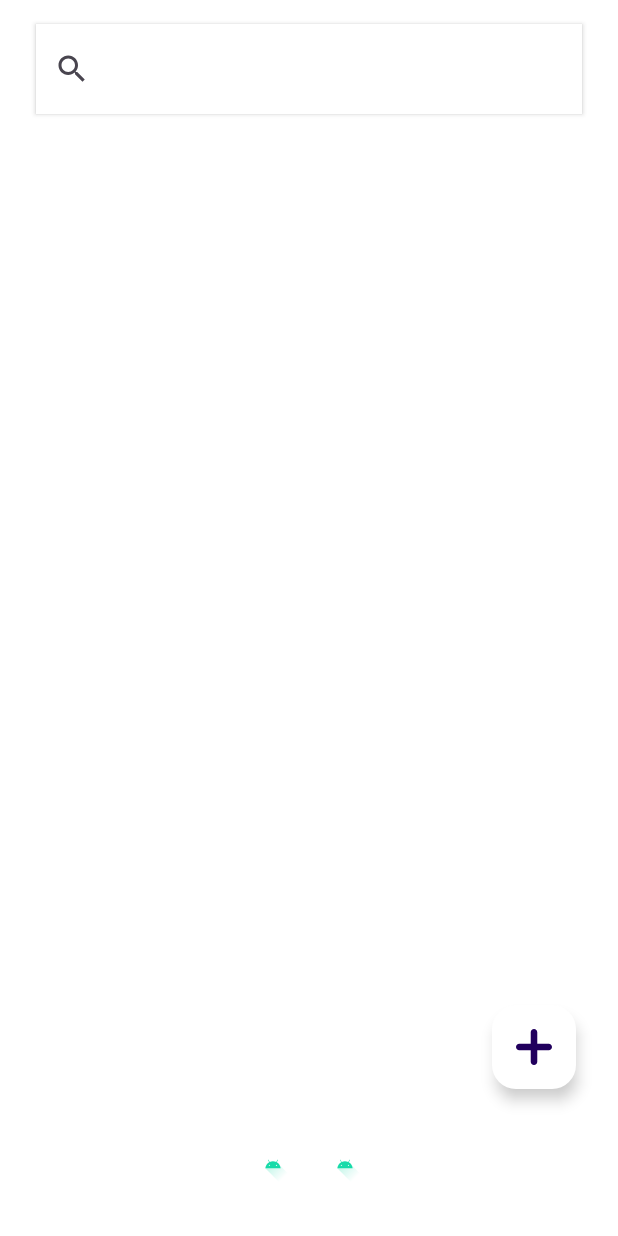
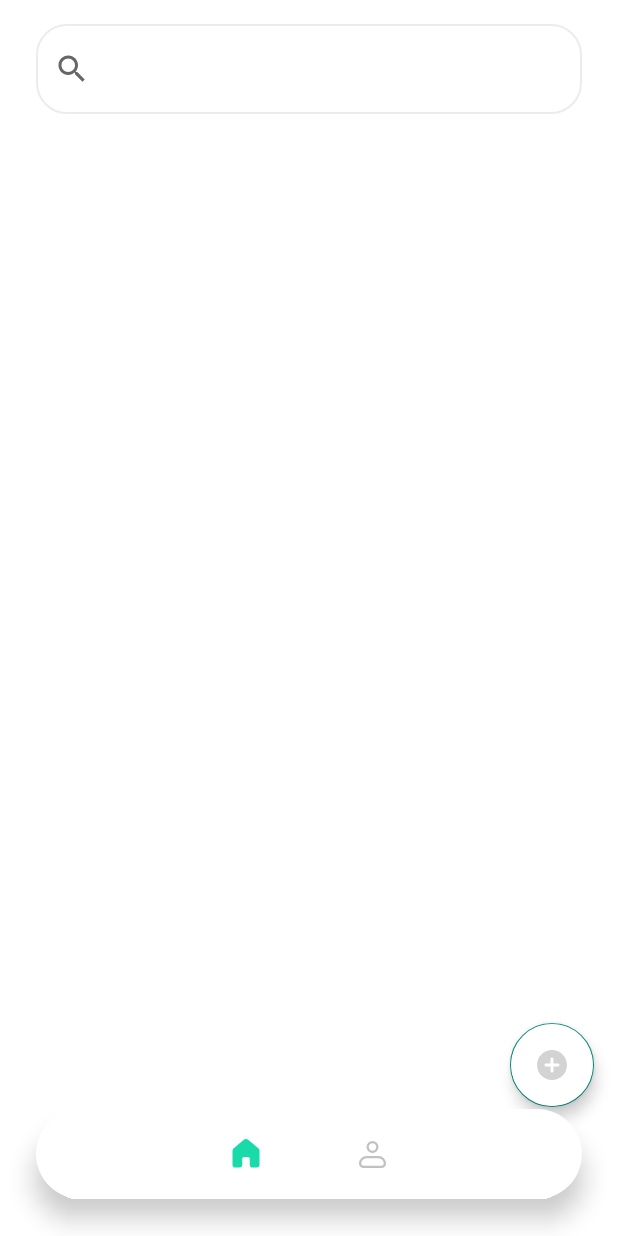
Before and after one commit to Sth-bear/TeamChicken, an Android app: the screen it shows after launch (MainActivity), on a phone screen of 412 x 824 dp. Run offline under Robolectric (Android 15) with nearby library versions, the phone set to English and light mode, and no system bars; our stand-ins replace CircleImageView.

Commit message:
[Feat, Style] 탭레이아웃 아이콘 연결 및 select 설정, 탭 레이아웃 UI 설정

```diff
--- a/app/src/main/java/com/example/teamprojectchicken/activities/MainActivity.kt
+++ b/app/src/main/java/com/example/teamprojectchicken/activities/MainActivity.kt
@@ -1,8 +1,7 @@
 package com.example.teamprojectchicken.activities
 
-import android.graphics.drawable.Drawable
+import android.graphics.PorterDuff
 import android.os.Bundle
-import androidx.activity.OnBackPressedCallback
 import androidx.activity.enableEdgeToEdge
 import androidx.appcompat.app.AppCompatActivity
 import androidx.core.content.ContextCompat
@@ -11,6 +10,7 @@ import androidx.core.view.WindowInsetsCompat
 import com.example.teamprojectchicken.R
 import com.example.teamprojectchicken.adapters.ViewPagerAdapter
 import com.example.teamprojectchicken.databinding.ActivityMainBinding
+import com.google.android.material.tabs.TabLayout
 import com.google.android.material.tabs.TabLayoutMediator
 
 class MainActivity : AppCompatActivity() {
@@ -29,7 +29,24 @@ class MainActivity : AppCompatActivity() {
 
     private fun setViewPager() {
 
+        val unSelected: Int = ContextCompat.getColor(this, R.color.colorUnSelect)
+        val selected: Int = ContextCompat.getColor(this, R.color.colorSelect)
         val tabLayout = binding.tlMainTapLayout
+
+        tabLayout.addOnTabSelectedListener(object : TabLayout.OnTabSelectedListener {
+            override fun onTabSelected(tab: TabLayout.Tab?) {
+                tab?.icon?.setColorFilter(selected, PorterDuff.Mode.SRC_IN)
+            }
+
+            override fun onTabUnselected(tab: TabLayout.Tab?) {
+                tab?.icon?.setColorFilter(unSelected, PorterDuff.Mode.SRC_IN)
+            }
+
+            override fun onTabReselected(tab: TabLayout.Tab?) {
+                // Do nothing
+            }
+        })
+
         val viewPager = binding.vpMain
         val adapter = ViewPagerAdapter(this)
         binding.vpMain.adapter = adapter
@@ -37,14 +54,14 @@ class MainActivity : AppCompatActivity() {
         adapter.addFragment(RootFragment())
         adapter.addFragment(MyPageFragment())
 
-        // 탭레이아웃 아이콘 추가
-        val iconList = ArrayList<Drawable?>()
-        iconList.add(ContextCompat.getDrawable(this, R.drawable.ic_launcher_foreground))
-        iconList.add(ContextCompat.getDrawable(this, R.drawable.ic_launcher_foreground))
+        tabLayout.getTabAt(0)
 
-        // 탭레이아웃과 뷰페이저의 연결
+//         탭레이아웃과 뷰페이저의 연결
         TabLayoutMediator(tabLayout, viewPager) { tab, position ->
-            tab.icon = iconList[position]
+            when (position) {
+                0 -> tab.icon = getDrawable(R.drawable.ic_home)
+                1 -> tab.icon = getDrawable(R.drawable.ic_mine)
+            }
         }.attach()
 
         // 시작 탭
--- a/app/src/main/res/drawable/baseline_add_circle_outline_100.xml
+++ /dev/null
@@ -1,5 +0,0 @@
-<vector xmlns:android="http://schemas.android.com/apk/res/android" android:height="100dp" android:tint="#C4C4C4" android:viewportHeight="24" android:viewportWidth="24" android:width="100dp">
-
-    <path android:fillColor="@android:color/white" android:pathData="M13,7h-2v4L7,11v2h4v4h2v-4h4v-2h-4L13,7zM12,2C6.48,2 2,6.48 2,12s4.48,10 10,10 10,-4.48 10,-10S17.52,2 12,2zM12,20c-4.41,0 -8,-3.59 -8,-8s3.59,-8 8,-8 8,3.59 8,8 -3.59,8 -8,8z"/>
-
-</vector>
--- a/app/src/main/res/drawable/float_fab_shape.xml
+++ b/app/src/main/res/drawable/float_fab_shape.xml
@@ -1,10 +1,10 @@
 <vector xmlns:android="http://schemas.android.com/apk/res/android"
-    android:width="24dp"
-    android:height="24dp"
+    android:width="30dp"
+    android:height="30dp"
     android:viewportWidth="24.0"
     android:viewportHeight="24.0">
 
 <path
-android:fillColor="@color/mainColor"
+android:fillColor="#D3D3D3"
 android:pathData="M12,2c-5.52,0 -10,4.48 -10,10s4.48,10 10,10s10,-4.48 10,-10s-4.48,-10 -10,-10zM16,13h-3v3c0,0.55 -0.45,1 -1,1s-1,-0.45 -1,-1v-3H8c-0.55,0 -1,-0.45 -1,-1s0.45,-1 1,-1h3V8c0,-0.55 0.45,-1 1,-1s1,0.45 1,1v3h3c0.55,0 1,0.45 1,1s-0.45,1 -1,1z"/>
     </vector>
--- /dev/null
+++ b/app/src/main/res/drawable/sv_search_radius.xml
@@ -0,0 +1,13 @@
+<?xml version="1.0" encoding="utf-8"?>
+<shape xmlns:android="http://schemas.android.com/apk/res/android"
+    android:shape="rectangle">
+    <corners android:radius="20dp"/>
+    <stroke android:width="1dp"
+        android:color="#ECECEC"/>
+<!--    <gradient-->
+<!--        android:startColor="#2A91F9E5"-->
+<!--        android:centerColor="#4076F7BF"-->
+<!--        android:endColor="#515FDD9D"-->
+<!--        android:angle="0"/>-->
+
+</shape>
--- /dev/null
+++ b/app/src/main/res/drawable/tablayout_menu_select.xml
@@ -0,0 +1,8 @@
+<?xml version="1.0" encoding="utf-8"?>
+<shape xmlns:android="http://schemas.android.com/apk/res/android"
+    android:shape="oval">
+    <solid android:color="@color/mainColor"/>
+    <size
+        android:width="12dp"
+        android:height="12dp"/>
+</shape>
--- a/app/src/main/res/drawable/tap_layout_radius.xml
+++ b/app/src/main/res/drawable/tablayout_radius.xml
@@ -1,6 +1,7 @@
 <?xml version="1.0" encoding="utf-8"?>
 <shape xmlns:android="http://schemas.android.com/apk/res/android"
     android:shape="rectangle">
-    <corners android:radius="18dp"/>
+    <corners android:radius="40dp"/>
+    <solid android:color="@color/white"/>
 
 </shape>
--- a/app/src/main/res/drawable/tap_layout_menu_select.xml
+++ /dev/null
@@ -1,7 +0,0 @@
-<?xml version="1.0" encoding="utf-8"?>
-<selector xmlns:android="http://schemas.android.com/apk/res/android">
-<!--선택 되었을 때 색-->
-    <item android:color="@color/mainColor" android:state_selected="true"/>
-<!--선택 되지 않았을 때 색-->
-    <item android:color="#858585"/>
-</selector>
--- a/app/src/main/res/layout/activity_main.xml
+++ b/app/src/main/res/layout/activity_main.xml
@@ -22,21 +22,22 @@
     <com.google.android.material.tabs.TabLayout
         android:id="@+id/tl_main_tapLayout"
         android:layout_width="match_parent"
-        android:layout_height="0dp"
+        android:layout_height="60dp"
         android:layout_marginStart="24dp"
         android:layout_marginEnd="24dp"
-        android:layout_marginBottom="24dp"
+        android:layout_marginBottom="40dp"
         app:layout_constraintBottom_toBottomOf="parent"
         app:layout_constraintEnd_toEndOf="parent"
         app:layout_constraintStart_toStartOf="parent"
         app:layout_constraintTop_toBottomOf="@+id/vp_main"
-        android:background="@drawable/tap_layout_radius"
+        android:background="@drawable/tablayout_radius"
         app:tabGravity="center"
-        app:tabIconTint="@color/mainColor"
-        app:tabIndicatorColor="@color/white"
-        app:tabIndicatorFullWidth="true"
-        app:tabBackground="@drawable/tap_layout_radius"
-        app:tabIndicatorHeight="1dp"
+        app:tabIconTint="#C1C1C1"
+        app:tabIndicatorColor="#00FFFFFF"
+        app:tabBackground="@drawable/tablayout_radius"
+        app:tabPaddingStart="30dp"
+        app:tabPaddingEnd="30dp"
+        app:tabRippleColor="@color/white"
         android:elevation="10dp">
 
         <com.google.android.material.tabs.TabItem
--- a/app/src/main/res/layout/fragment_contact_list.xml
+++ b/app/src/main/res/layout/fragment_contact_list.xml
@@ -4,8 +4,8 @@
     xmlns:tools="http://schemas.android.com/tools"
     android:layout_width="match_parent"
     android:layout_height="match_parent"
+    android:background="@color/white"
     tools:context=".activities.ContactListFragment">
-
 
     <androidx.appcompat.widget.SearchView
         android:id="@+id/sv_list_search"
@@ -15,7 +15,7 @@
         android:layout_marginTop="16dp"
         android:layout_marginEnd="24dp"
         android:layout_marginBottom="16dp"
-        android:elevation="2dp"
+        android:background="@drawable/sv_search_radius"
         app:iconifiedByDefault="true"
         app:layout_constraintBottom_toTopOf="@+id/rv_list_list"
         app:layout_constraintEnd_toEndOf="parent"
@@ -25,7 +25,7 @@
 
     <androidx.recyclerview.widget.RecyclerView
         android:id="@+id/rv_list_list"
-        android:layout_width="409dp"
+        android:layout_width="match_parent"
         android:layout_height="0dp"
         app:layout_constraintBottom_toBottomOf="parent"
         app:layout_constraintEnd_toEndOf="parent"
@@ -36,13 +36,12 @@
         android:id="@+id/btn_addPerson"
         android:layout_width="wrap_content"
         android:layout_height="wrap_content"
-        android:layout_marginEnd="28dp"
-        android:layout_marginBottom="28dp"
-        android:backgroundTint="@color/white"
-        android:tint="@color/mainColor"
-        android:src="@drawable/ic_plus"
+        android:layout_margin="16dp"
+        android:layout_marginEnd="44dp"
+        android:layout_marginBottom="32dp"
+        android:backgroundTint="#FFFFFF"
+        android:contentDescription="플로팅 버튼"
+        android:src="@drawable/float_fab_shape"
         app:layout_constraintBottom_toBottomOf="parent"
-        app:layout_constraintEnd_toEndOf="parent"
-        />
-
+        app:layout_constraintEnd_toEndOf="parent" />
 </androidx.constraintlayout.widget.ConstraintLayout>
--- a/app/src/main/res/layout/fragment_my_page.xml
+++ b/app/src/main/res/layout/fragment_my_page.xml
@@ -4,6 +4,7 @@
     xmlns:tools="http://schemas.android.com/tools"
     android:layout_width="match_parent"
     android:layout_height="match_parent"
+    android:background="@color/white"
     tools:context=".activities.MyPageFragment">
 
     <androidx.constraintlayout.widget.ConstraintLayout
--- a/app/src/main/res/values/colors.xml
+++ b/app/src/main/res/values/colors.xml
@@ -3,4 +3,7 @@
     <color name="black">#FF000000</color>
     <color name="white">#FFFFFFFF</color>
     <color name="mainColor">#18DBA9</color>
+    <color name="colorSelect">#18DBA9</color>
+    <color name="colorUnSelect">#C1C1C1</color>
+
 </resources>
--- a/app/src/main/res/values/themes.xml
+++ b/app/src/main/res/values/themes.xml
@@ -1,8 +1,9 @@
 <resources xmlns:tools="http://schemas.android.com/tools">
     <!-- Base application theme. -->
-    <style name="Base.Theme.TeamProjectChicken" parent="Theme.Material3.DayNight.NoActionBar">
-        <item name="android:background">@color/white</item>
+    <style name="Base.Theme.TeamProjectChicken" parent="Theme.AppCompat.DayNight.NoActionBar">
+        <item name="android:colorBackground">@color/white</item>-->
+        <item name="colorSecondary">@color/white</item>
+        <item name="colorSecondaryVariant">@color/white</item>
     </style>
-
     <style name="Theme.TeamProjectChicken" parent="Base.Theme.TeamProjectChicken" />
 </resources>
```
